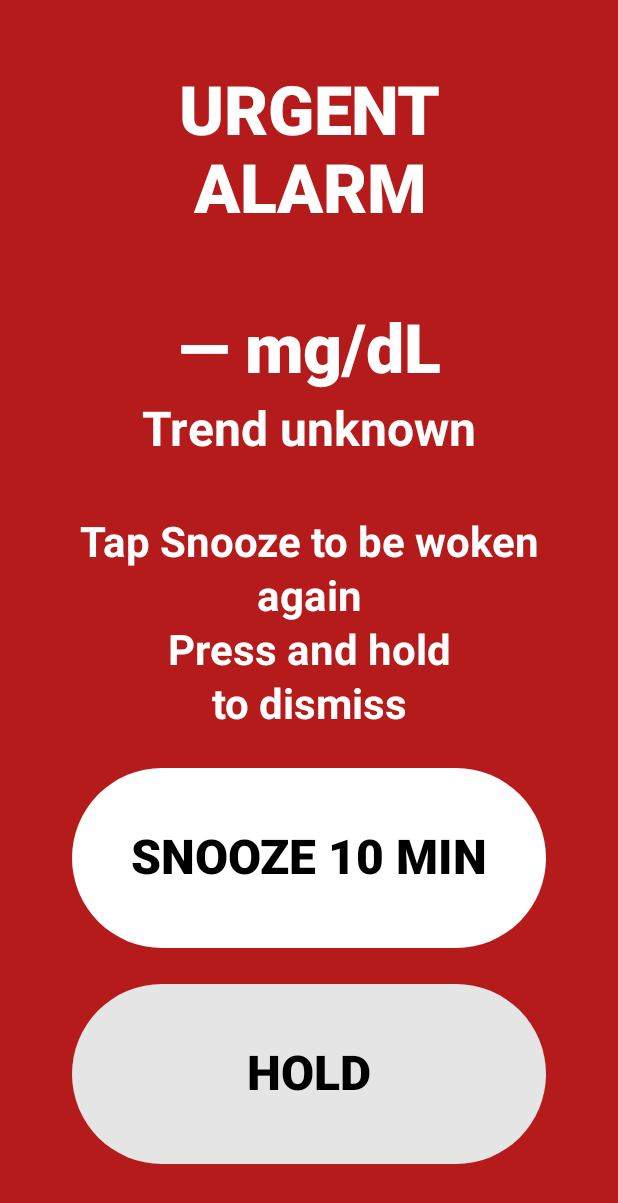
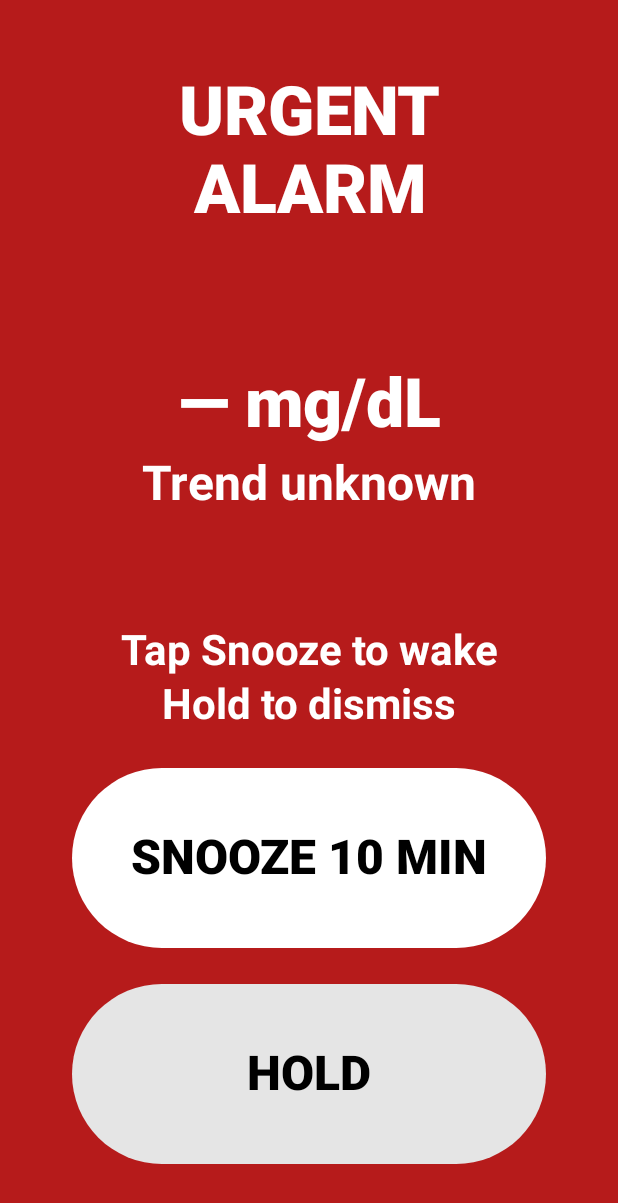
Before and after one commit to codescrapbook/g7-night-alarm, an Android app built with Jetpack Compose: the AlarmActivity screen opened directly, with no data from a screen before it, on a phone screen of 412 x 824 dp. Shown: the top 1203 px of the screen. Run offline under Robolectric (Android 15) with nearby library versions, the phone set to English and light mode, and no system bars; our stand-ins replace Room's generated code; 1 statement that could not run was skipped.

Commit message:
Fix overlapping snooze banner text and phone instruction wrap.
Put the wake time on its own 40sp line under the banner label, and give each alarm instruction its own 28sp line that fits a 411dp phone.

Co-authored-by: Joe Seeley <codescrapbook@users.noreply.github.com>

```diff
--- a/app/build.gradle.kts
+++ b/app/build.gradle.kts
@@ -178,6 +178,7 @@ tasks.withType<Test>().configureEach {
             excludeTestsMatching("com.g7nightalarm.app.alarm.AlarmAccessibilityTextSizeTest")
             excludeTestsMatching("com.g7nightalarm.app.alarm.AlarmTrendInlineAlignmentTest")
             excludeTestsMatching("com.g7nightalarm.app.alarm.AlarmReadingSizeTest")
+            excludeTestsMatching("com.g7nightalarm.app.alarm.LayoutTextBoundsTest")
         }
     }
 }
--- a/app/src/main/java/com/g7nightalarm/app/ui/alarm/AlarmActivity.kt
+++ b/app/src/main/java/com/g7nightalarm/app/ui/alarm/AlarmActivity.kt
@@ -276,6 +276,7 @@ fun AlarmContent(
                     .padding(top = 8.dp)
                     .fillMaxWidth()
                     .semantics { contentDescription = trend.contentDescription() }
+                    .testTag("alarmTrendLabel")
             )
             if (agePhrase.isNotBlank()) {
                 // Build an annotated single-line age string with bold number at least 40sp
@@ -339,6 +340,7 @@ fun AlarmContent(
         // Large, bold instruction placed directly above the action control
         val instructionStyle = MaterialTheme.typography.headlineMedium.copy(
             fontSize = 28.sp,
+            lineHeight = 36.sp,
             fontWeight = FontWeight.Bold,
             color = subtitleColor,
             fontFamily = FontFamily.Default
@@ -346,17 +348,26 @@ fun AlarmContent(
         val dismissInstruction = when {
             checkInTap -> "Tap I'm OK"
             dismissLabel == "DISMISS" -> "Tap to dismiss"
-            cfg.screenWidthDp < 500 -> "Press and hold\nto dismiss"
-            else -> "Press and hold to dismiss"
+            else -> "Hold to dismiss"
         }
         Text(
-            text = "Tap Snooze to be woken again\n$dismissInstruction",
+            text = "Tap Snooze to wake",
             style = instructionStyle,
             textAlign = TextAlign.Center,
             modifier = Modifier
                 .padding(top = 8.dp)
+                .fillMaxWidth()
                 .semantics { fontSizeSp = instructionStyle.fontSize.value }
                 .testTag("alarmInstruction")
+        )
+        Text(
+            text = dismissInstruction,
+            style = instructionStyle,
+            textAlign = TextAlign.Center,
+            modifier = Modifier
+                .fillMaxWidth()
+                .semantics { fontSizeSp = instructionStyle.fontSize.value }
+                .testTag("alarmDismissInstruction")
         )
         val sideBySide = cfg.screenWidthDp >= 700
         if (sideBySide) {
```
Also changed, not shown: app/src/main/java/com/g7nightalarm/app/ui/screens/HomeScreen.kt (+15 -25 lines), 2 other files.
